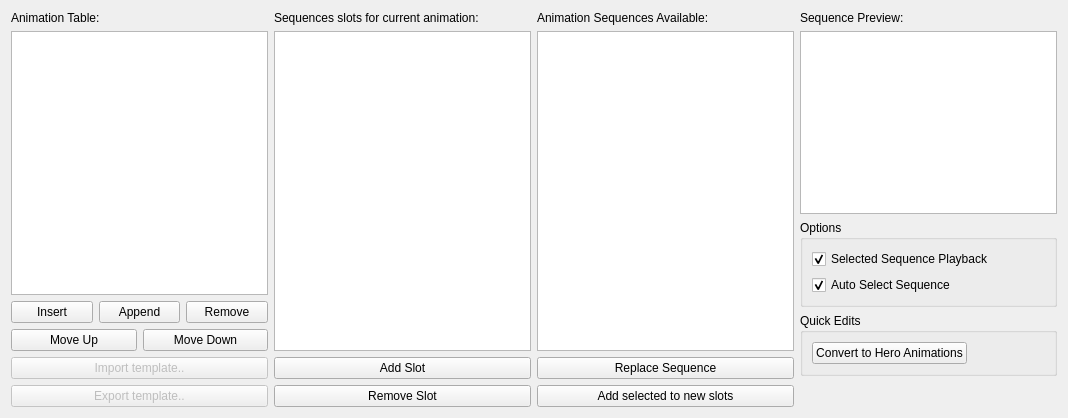
The window that src/ui/tabs/tabanimtable.ui (PsyCommando/ppmdu_spriteeditor) describes before a commit, drawn with Qt 5.
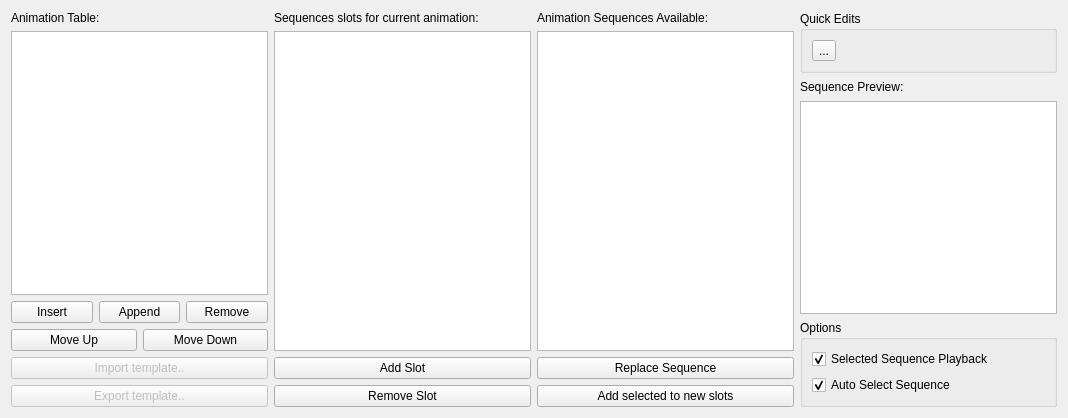
The same window after the commit. Icons and pictures are not drawn.

The edit to the form file:
```diff
--- a/src/ui/tabs/tabanimtable.ui
+++ b/src/ui/tabs/tabanimtable.ui
@@ -350,16 +350,57 @@
     </layout>
    </item>
    <item>
-    <layout class="QVBoxLayout" name="verticalLayout_4">
+    <layout class="QVBoxLayout" name="vlSequencePreview" stretch="1,1,5,1">
      <item>
-      <widget class="QLabel" name="label_10">
+      <widget class="QGroupBox" name="groupBox_9">
+       <property name="sizePolicy">
+        <sizepolicy hsizetype="MinimumExpanding" vsizetype="MinimumExpanding">
+         <horstretch>0</horstretch>
+         <verstretch>0</verstretch>
+        </sizepolicy>
+       </property>
+       <property name="title">
+        <string>Quick Edits</string>
+       </property>
+       <layout class="QFormLayout" name="formLayout_6">
+        <item row="0" column="0">
+         <widget class="QToolButton" name="toolButton">
+          <property name="text">
+           <string>...</string>
+          </property>
+         </widget>
+        </item>
+       </layout>
+      </widget>
+     </item>
+     <item>
+      <widget class="QLabel" name="lblSequencePreview">
+       <property name="sizePolicy">
+        <sizepolicy hsizetype="Preferred" vsizetype="Fixed">
+         <horstretch>0</horstretch>
+         <verstretch>0</verstretch>
+        </sizepolicy>
+       </property>
+       <property name="minimumSize">
+        <size>
+         <width>0</width>
+         <height>16</height>
+        </size>
+       </property>
        <property name="text">
         <string>Sequence Preview:</string>
        </property>
       </widget>
      </item>
      <item>
-      <widget class="QGraphicsView" name="gvAnimTablePreview"/>
+      <widget class="QGraphicsView" name="gvAnimTablePreview">
+       <property name="minimumSize">
+        <size>
+         <width>256</width>
+         <height>192</height>
+        </size>
+       </property>
+      </widget>
      </item>
      <item>
       <widget class="QGroupBox" name="groupBox_8">
@@ -402,44 +443,6 @@
        </layout>
       </widget>
      </item>
-     <item>
-      <widget class="QGroupBox" name="groupBox_9">
-       <property name="sizePolicy">
-        <sizepolicy hsizetype="Preferred" vsizetype="MinimumExpanding">
-         <horstretch>0</horstretch>
-         <verstretch>0</verstretch>
-        </sizepolicy>
-       </property>
-       <property name="title">
-        <string>Quick Edits</string>
-       </property>
-       <layout class="QFormLayout" name="formLayout_6">
-        <item row="0" column="0">
-         <widget class="QPushButton" name="btnAnimTblCvHeroAnims">
-          <property name="toolTip">
-           <string>&lt;html&gt;&lt;head/&gt;&lt;body&gt;&lt;p&gt;Adds missing animation slots and tweaks the current pokemon's animations so they can be used as heros(hero/partner) pokemon and have the correct animation slots.&lt;/p&gt;&lt;/body&gt;&lt;/html&gt;</string>
-          </property>
-          <property name="text">
-           <string>Convert to Hero Animations</string>
-          </property>
-         </widget>
-        </item>
-       </layout>
-      </widget>
-     </item>
-     <item>
-      <spacer name="verticalSpacer">
-       <property name="orientation">
-        <enum>Qt::Vertical</enum>
-       </property>
-       <property name="sizeHint" stdset="0">
-        <size>
-         <width>20</width>
-         <height>40</height>
-        </size>
-       </property>
-      </spacer>
-     </item>
     </layout>
    </item>
   </layout>
```
Left out of the diff: 2 changed lines with no effect on the pictures.
